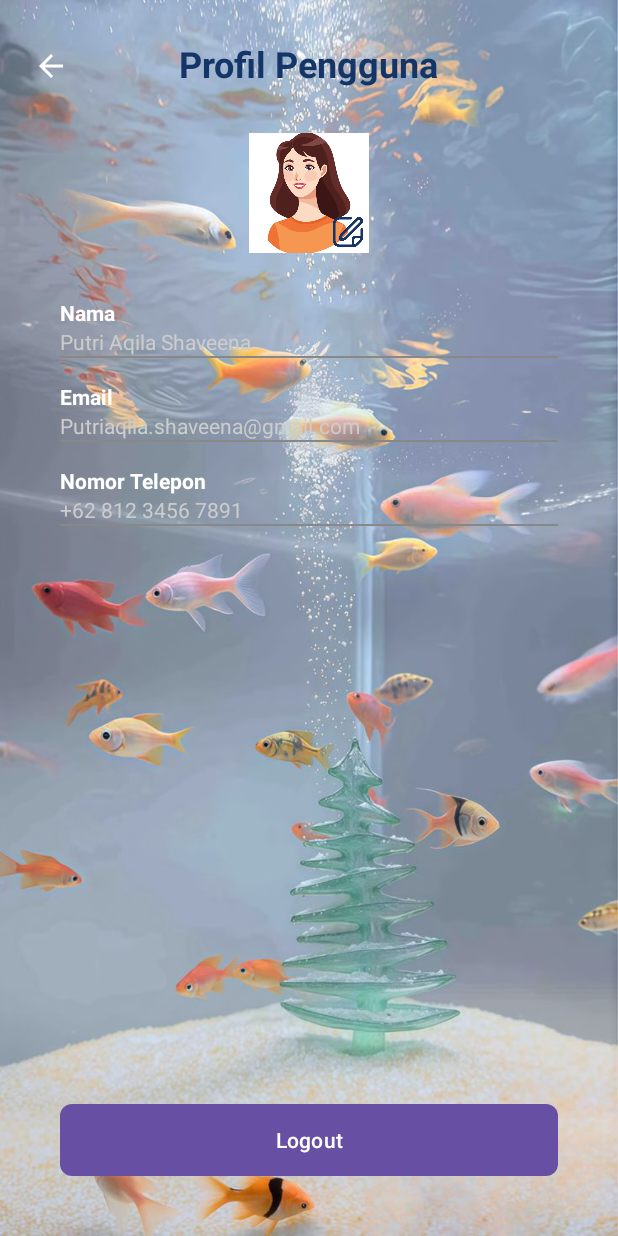
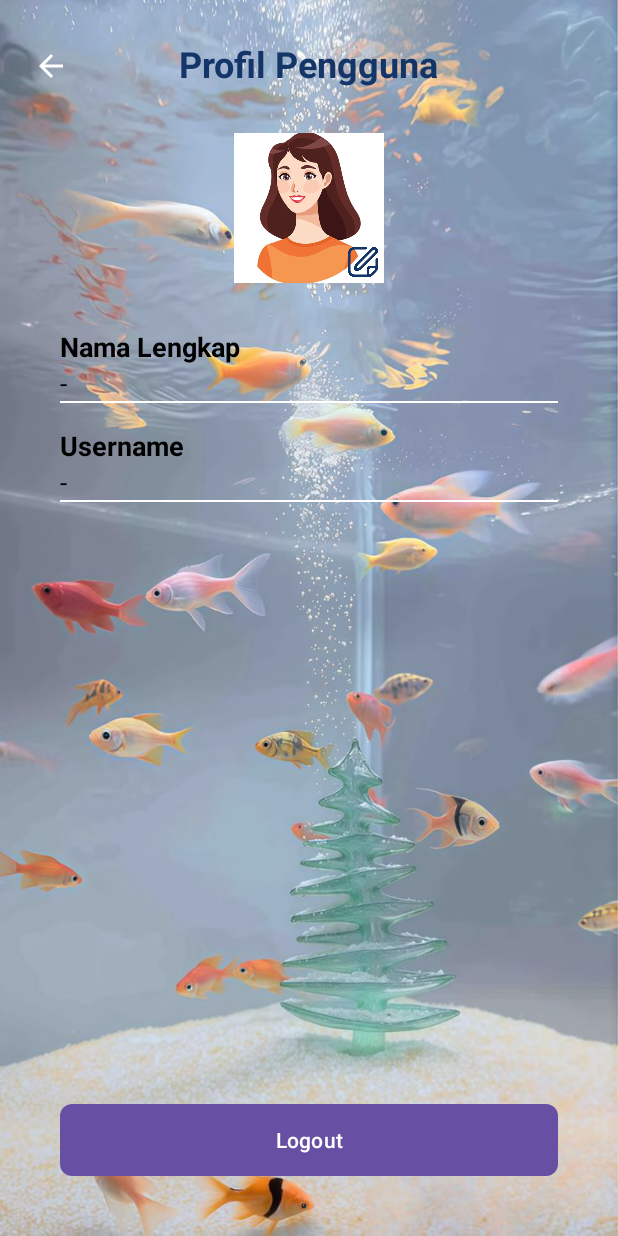
Before and after one commit to SimaSabrina30/SmartAkuarium, an Android app: the ProfileActivity screen opened directly, with no data from a screen before it, on a phone screen of 412 x 824 dp. Run offline under Robolectric (Android 15) with nearby library versions, the phone set to English and light mode, and no system bars.

Commit message:
membuat profile

```diff
--- a/app/src/main/java/com/sima/smartakuarium/ProfileActivity.java
+++ b/app/src/main/java/com/sima/smartakuarium/ProfileActivity.java
@@ -1,54 +1,143 @@
 package com.sima.smartakuarium;
 
+import android.Manifest;
 import android.content.Intent;
+import android.content.SharedPreferences;
+import android.content.pm.PackageManager;
+import android.net.Uri;
+import android.os.Build;
 import android.os.Bundle;
-import android.view.View;
+import android.provider.MediaStore;
 import android.widget.Button;
 import android.widget.ImageButton;
+import android.widget.ImageView;
+import android.widget.TextView;
+import android.widget.Toast;
 
+import androidx.activity.result.ActivityResultLauncher;
+import androidx.activity.result.contract.ActivityResultContracts;
+import androidx.annotation.Nullable;
 import androidx.appcompat.app.AppCompatActivity;
+import androidx.core.content.ContextCompat;
 import androidx.core.graphics.Insets;
 import androidx.core.view.ViewCompat;
 import androidx.core.view.WindowInsetsCompat;
 
 public class ProfileActivity extends AppCompatActivity {
 
+    private static final int REQUEST_PICK_IMAGE = 1;
+
+    TextView txtNama, txtEmail;
+    ImageView fotoProfil;
+
     @Override
     protected void onCreate(Bundle savedInstanceState) {
         super.onCreate(savedInstanceState);
         setContentView(R.layout.activity_profile);
 
-        // Mengatur padding sesuai sistem bar
+        // Atur padding agar tidak bentrok dengan status bar
         ViewCompat.setOnApplyWindowInsetsListener(findViewById(R.id.main), (v, insets) -> {
             Insets systemBars = insets.getInsets(WindowInsetsCompat.Type.systemBars());
             v.setPadding(systemBars.left, systemBars.top, systemBars.right, systemBars.bottom);
             return insets;
         });
 
-        // Tombol back
+        // Referensi view dari layout
+        txtNama = findViewById(R.id.txtNama);
+        txtEmail = findViewById(R.id.txtEmail);
+        fotoProfil = findViewById(R.id.fotoProfil);
         ImageButton btnBack = findViewById(R.id.btnBack);
-        btnBack.setOnClickListener(new View.OnClickListener() {
-            @Override
-            public void onClick(View v) {
-                // Kembali ke Beranda
-                Intent intent = new Intent(ProfileActivity.this, beranda.class);
-                intent.setFlags(Intent.FLAG_ACTIVITY_CLEAR_TOP | Intent.FLAG_ACTIVITY_SINGLE_TOP);
-                startActivity(intent);
-                finish();
+        Button btnLogout = findViewById(R.id.btnLogout);
+
+        // Ambil data user dari SharedPreferences
+        SharedPreferences sharedPref = getSharedPreferences("UserData", MODE_PRIVATE);
+        String namaLengkap = sharedPref.getString("namaLengkap", "-");
+        String username = sharedPref.getString("username", "-");
+        String fotoUriString = sharedPref.getString("fotoProfilUri", null);
+
+        // Tampilkan ke tampilan
+        txtNama.setText(namaLengkap);
+        txtEmail.setText(username);
+
+        // Tampilkan gambar jika ada
+        if (fotoUriString != null) {
+            Uri uri = Uri.parse(fotoUriString);
+            fotoProfil.setImageURI(uri);
+        }
+
+        // Saat foto diklik, minta izin jika belum, lalu buka galeri
+        fotoProfil.setOnClickListener(v -> {
+            if (checkStoragePermission()) {
+                openGallery();
+            } else {
+                requestPermissionLauncher.launch(getRequiredPermission());
             }
         });
 
-        // Tombol Logout
-        Button btnLogout = findViewById(R.id.btnLogout);
-        btnLogout.setOnClickListener(new View.OnClickListener() {
-            @Override
-            public void onClick(View v) {
-                // Arahkan ke MainActivity dan hapus backstack
-                Intent intent = new Intent(ProfileActivity.this, MainActivity.class);
-                intent.setFlags(Intent.FLAG_ACTIVITY_NEW_TASK | Intent.FLAG_ACTIVITY_CLEAR_TASK);
-                startActivity(intent);
-                finish(); // Tutup ProfileActivity
-            }
+        // Kembali ke beranda
+        btnBack.setOnClickListener(v -> {
+            Intent intent = new Intent(ProfileActivity.this, beranda.class);
+            intent.setFlags(Intent.FLAG_ACTIVITY_CLEAR_TOP | Intent.FLAG_ACTIVITY_SINGLE_TOP);
+            startActivity(intent);
+            finish();
+        });
+
+        // Logout
+        btnLogout.setOnClickListener(v -> {
+            Intent intent = new Intent(ProfileActivity.this, MainActivity.class);
+            intent.setFlags(Intent.FLAG_ACTIVITY_NEW_TASK | Intent.FLAG_ACTIVITY_CLEAR_TASK);
+            startActivity(intent);
+            finish();
         });
     }
+
+    // Fungsi membuka galeri
+    private void openGallery() {
+        Intent intent = new Intent(Intent.ACTION_PICK, MediaStore.Images.Media.EXTERNAL_CONTENT_URI);
+        intent.setType("image/*"); // hanya tampilkan gambar
+        startActivityForResult(intent, REQUEST_PICK_IMAGE);
+    }
+
+    // Fungsi mengecek izin
+    private boolean checkStoragePermission() {
+        String permission = getRequiredPermission();
+        return ContextCompat.checkSelfPermission(this, permission) == PackageManager.PERMISSION_GRANTED;
+    }
+
+    // Fungsi menentukan izin yang dibutuhkan berdasarkan versi Android
+    private String getRequiredPermission() {
+        if (Build.VERSION.SDK_INT >= Build.VERSION_CODES.TIRAMISU) {
+            return Manifest.permission.READ_MEDIA_IMAGES;
+        } else {
+            return Manifest.permission.READ_EXTERNAL_STORAGE;
+        }
+    }
+
+    // Minta izin secara runtime
+    private final ActivityResultLauncher<String> requestPermissionLauncher =
+            registerForActivityResult(new ActivityResultContracts.RequestPermission(), isGranted -> {
+                if (isGranted) {
+                    openGallery();
+                } else {
+                    Toast.makeText(this, "Izin dibutuhkan untuk memilih foto profil", Toast.LENGTH_SHORT).show();
+                }
+            });
+
+    // Hasil dari memilih gambar
+    @Override
+    protected void onActivityResult(int requestCode, int resultCode, @Nullable Intent data) {
+        super.onActivityResult(requestCode, resultCode, data);
+
+        if (requestCode == REQUEST_PICK_IMAGE && resultCode == RESULT_OK && data != null) {
+            Uri selectedImageUri = data.getData();
+            if (selectedImageUri != null) {
+                fotoProfil.setImageURI(selectedImageUri);
+
+                // Simpan URI ke SharedPreferences
+                SharedPreferences.Editor editor = getSharedPreferences("UserData", MODE_PRIVATE).edit();
+                editor.putString("fotoProfilUri", selectedImageUri.toString());
+                editor.apply();
+            }
+        }
+    }
 }
--- a/app/src/main/java/com/sima/smartakuarium/register.java
+++ b/app/src/main/java/com/sima/smartakuarium/register.java
@@ -33,8 +33,8 @@ public class register extends AppCompatActivity {
             if (namaLengkap.isEmpty() || username.isEmpty() || password.isEmpty()) {
                 Toast.makeText(register.this, "Semua field harus diisi", Toast.LENGTH_SHORT).show();
             } else {
-                // Simpan data ke SharedPreferences (pakai nama yang sama seperti di MainActivity)
-                SharedPreferences sharedPref = getSharedPreferences("UserPrefs", Context.MODE_PRIVATE);
+                // ✅ Ganti ke "UserData" agar sesuai dengan yang dibaca ProfileActivity
+                SharedPreferences sharedPref = getSharedPreferences("UserData", Context.MODE_PRIVATE);
                 SharedPreferences.Editor editor = sharedPref.edit();
                 editor.putString("namaLengkap", namaLengkap);
                 editor.putString("username", username);
--- a/app/src/main/res/layout/activity_profile.xml
+++ b/app/src/main/res/layout/activity_profile.xml
@@ -7,7 +7,7 @@
     android:background="@drawable/aquarium"
     android:padding="16dp">
 
-    <!-- Tombol back putih -->
+    <!-- Tombol back -->
     <ImageButton
         android:id="@+id/btnBack"
         android:layout_width="36dp"
@@ -17,7 +17,7 @@
         android:layout_alignParentStart="true"
         android:layout_marginTop="10dp"
         android:contentDescription="Kembali"
-        app:tint="#FFFFFF"/>
+        app:tint="#FFFFFF" />
 
     <!-- Judul -->
     <TextView
@@ -34,16 +34,16 @@
     <!-- Foto Profil -->
     <ImageView
         android:id="@+id/fotoProfil"
-        android:layout_width="80dp"
-        android:layout_height="80dp"
+        android:layout_width="100dp"
+        android:layout_height="100dp"
         android:src="@drawable/foto_profil"
         android:layout_centerHorizontal="true"
         android:layout_below="@id/judul"
         android:layout_marginTop="30dp"
-        android:background="@drawable/bg_circle"
-        android:scaleType="centerCrop" />
+        android:scaleType="centerCrop"
+        app:shapeAppearanceOverlay="@style/CircleImage" />
 
-    <!-- Ikon edit di foto -->
+    <!-- Ikon edit -->
     <ImageView
         android:id="@+id/ikonEdit"
         android:layout_width="20dp"
@@ -54,14 +54,15 @@
         android:layout_marginEnd="4dp"
         android:layout_marginBottom="4dp" />
 
-    <!-- Nama -->
+    <!-- Nama Lengkap -->
     <TextView
         android:id="@+id/labelNama"
         android:layout_width="match_parent"
         android:layout_height="wrap_content"
-        android:text="Nama"
-        android:textColor="#FFFFFF"
+        android:text="Nama Lengkap"
+        android:textColor="#000000"
         android:textStyle="bold"
+        android:textSize="18sp"
         android:layout_below="@id/fotoProfil"
         android:layout_marginTop="30dp"
         android:layout_marginStart="24dp"
@@ -71,8 +72,9 @@
         android:id="@+id/txtNama"
         android:layout_width="match_parent"
         android:layout_height="wrap_content"
-        android:text="Putri Aqila Shaveena"
-        android:textColor="#CCCCCC"
+        android:text="-"
+        android:textColor="#000000"
+        android:textSize="17sp"
         android:layout_below="@id/labelNama"
         android:layout_marginStart="24dp"
         android:layout_marginEnd="24dp" />
@@ -81,20 +83,21 @@
         android:id="@+id/line1"
         android:layout_width="match_parent"
         android:layout_height="1dp"
-        android:background="#888888"
+        android:background="#FFFFFF"
         android:layout_below="@id/txtNama"
         android:layout_marginBottom="16dp"
         android:layout_marginStart="24dp"
         android:layout_marginEnd="24dp" />
 
-    <!-- Email -->
+    <!-- Username -->
     <TextView
         android:id="@+id/labelEmail"
         android:layout_width="match_parent"
         android:layout_height="wrap_content"
-        android:text="Email"
-        android:textColor="#FFFFFF"
+        android:text="Username"
+        android:textColor="#000000"
         android:textStyle="bold"
+        android:textSize="18sp"
         android:layout_below="@id/line1"
         android:layout_marginStart="24dp"
         android:layout_marginEnd="24dp" />
@@ -103,8 +106,9 @@
         android:id="@+id/txtEmail"
         android:layout_width="match_parent"
         android:layout_height="wrap_content"
-        android:text="Putriaqila.shaveena@gmail.com"
-        android:textColor="#CCCCCC"
+        android:text="-"
+        android:textColor="#000000"
+        android:textSize="17sp"
         android:layout_below="@id/labelEmail"
         android:layout_marginStart="24dp"
         android:layout_marginEnd="24dp" />
@@ -113,40 +117,8 @@
         android:id="@+id/line2"
         android:layout_width="match_parent"
         android:layout_height="1dp"
-        android:background="#888888"
+        android:background="#FFFFFF"
         android:layout_below="@id/txtEmail"
-        android:layout_marginBottom="16dp"
-        android:layout_marginStart="24dp"
-        android:layout_marginEnd="24dp" />
-
-    <!-- Nomor Telepon -->
-    <TextView
-        android:id="@+id/labelTelepon"
-        android:layout_width="match_parent"
-        android:layout_height="wrap_content"
-        android:text="Nomor Telepon"
-        android:textColor="#FFFFFF"
-        android:textStyle="bold"
-        android:layout_below="@id/line2"
-        android:layout_marginStart="24dp"
-        android:layout_marginEnd="24dp" />
-
-    <TextView
-        android:id="@+id/txtTelepon"
-        android:layout_width="match_parent"
-        android:layout_height="wrap_content"
-        android:text="+62 812 3456 7891"
-        android:textColor="#CCCCCC"
-        android:layout_below="@id/labelTelepon"
-        android:layout_marginStart="24dp"
-        android:layout_marginEnd="24dp" />
-
-    <View
-        android:id="@+id/line3"
-        android:layout_width="match_parent"
-        android:layout_height="1dp"
-        android:background="#888888"
-        android:layout_below="@id/txtTelepon"
         android:layout_marginBottom="16dp"
         android:layout_marginStart="24dp"
         android:layout_marginEnd="24dp" />
--- a/app/src/main/res/values/themes.xml
+++ b/app/src/main/res/values/themes.xml
@@ -6,4 +6,10 @@
     </style>
 
     <style name="Theme.SmartAkuarium" parent="Base.Theme.SmartAkuarium" />
+
+    <style name="CircleImage" parent="">
+        <item name="cornerFamily">rounded</item>
+        <item name="cornerSize">50%</item>
+    </style>
+
 </resources>
```
Also changed, not shown: app/build.gradle (+12 -1 lines), app/src/main/AndroidManifest.xml (+17 -12 lines).
